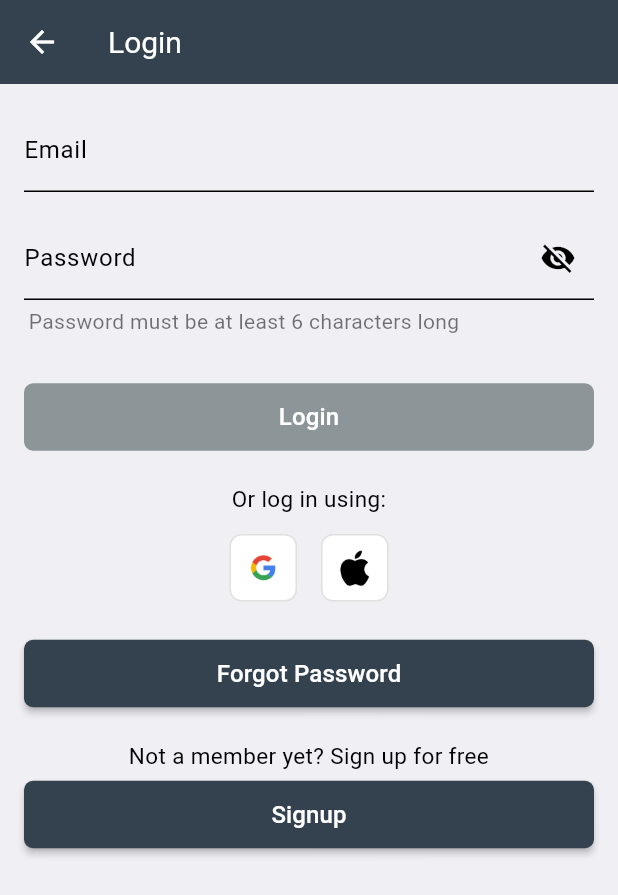
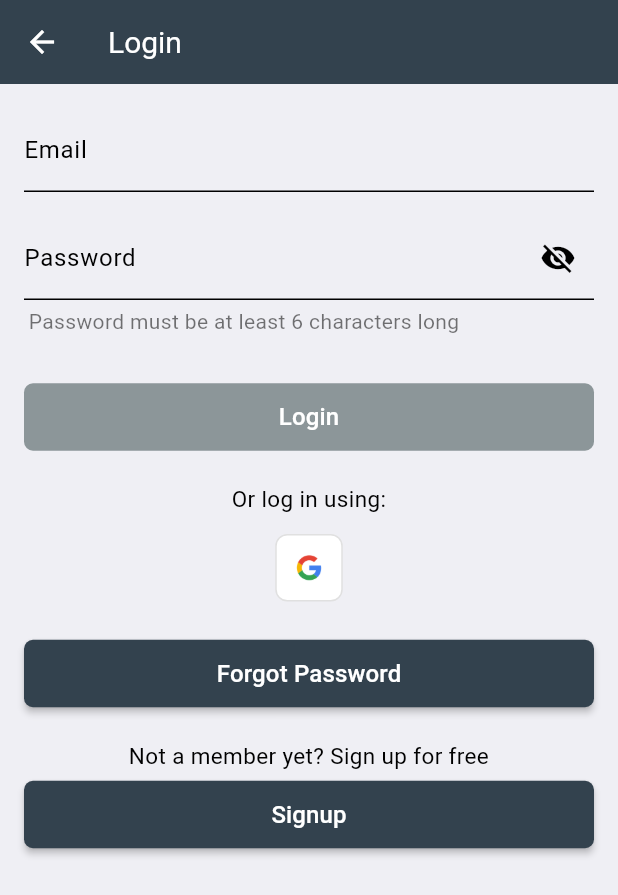
Before and after one commit to banghuazhao/swiftcomp-flutter, a Flutter app: the LoginPage screen opened directly, on a phone screen of 412 x 824 dp. Shown: the top 895 px of the screen. Run offline on Flutter 3.47's test engine with Material 3 defaults, Android fonts, the phone set to English and light mode, and no system bars; our stand-ins replace auto_size_text, device_info, fl_chart, flutter_dotenv, flutter_markdown, flutter_progress_hud and 8 more; missing offline and left inert: app_tracking_transparency, composite_calculator, flutter_math_fork, launch_review, linalg, markdown; accounts and stored records are empty.

Commit message:
hide apple signin (#54)

```diff
--- a/lib/presentation/settings/views/login_page.dart
+++ b/lib/presentation/settings/views/login_page.dart
@@ -241,7 +241,7 @@ class _LoginPageState extends State<LoginPage> {
                     mainAxisAlignment: MainAxisAlignment.center,
                     children: [
                       _buildSocialButton('images/google_logo.png', () => _googleSignIn(viewModel)),
-                      _buildSocialButton('images/apple_logo.png', () => _googleSignIn(viewModel)),
+                      //_buildSocialButton('images/apple_logo.png', () => _googleSignIn(viewModel)),
                     ],
                   ),
                   SizedBox(height: 16.0),
```
